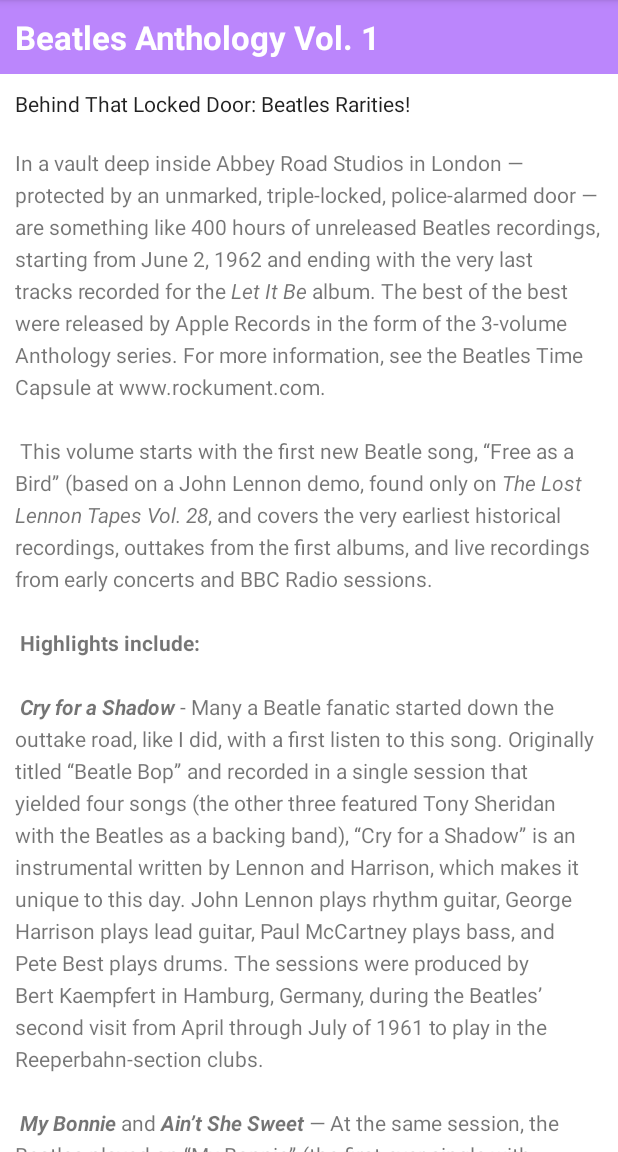
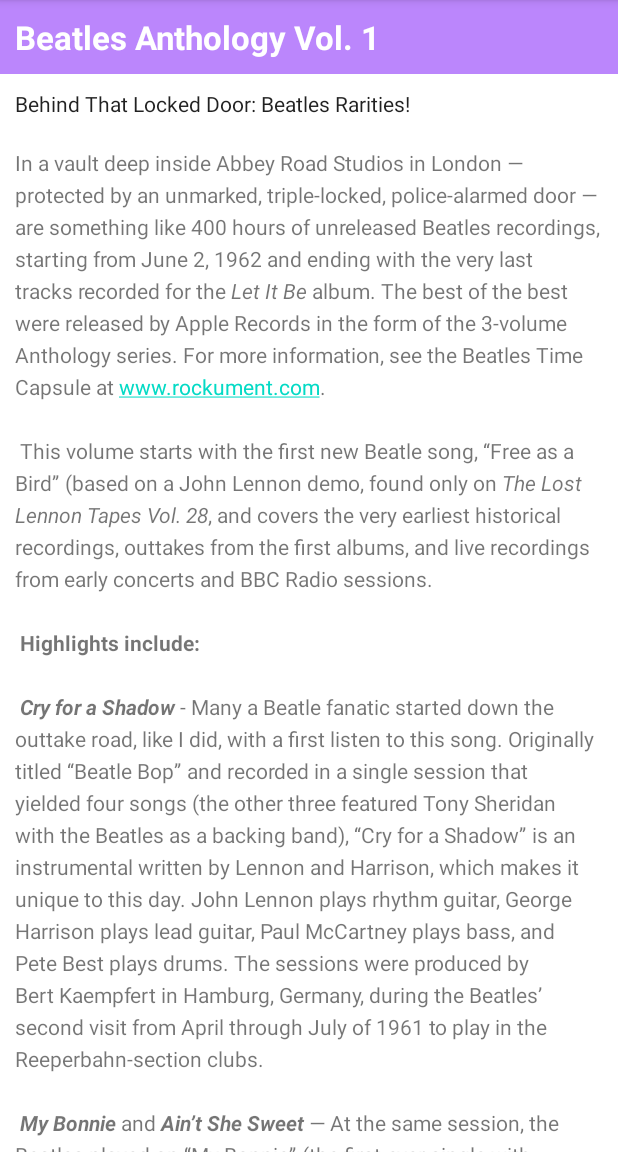
Before and after one commit to uniquemozilla22/Text_and_scrolling_views_DMA, an Android app: the screen it shows after launch (MainActivity), on a phone screen of 412 x 824 dp, the part 84-1236 px from its top. Run offline under Robolectric (Android 15) with nearby library versions, the phone set to English and light mode, and no system bars.

Commit message:
Task 3 completed

```diff
--- a/app/src/main/res/layout/activity_main.xml
+++ b/app/src/main/res/layout/activity_main.xml
@@ -18,29 +18,36 @@
         android:textColor="@android:color/white"
         android:textStyle="bold" />
 
-    <TextView
+    <ScrollView
+        android:layout_width="wrap_content"
+        android:layout_height="wrap_content"
+        android:layout_below="@id/article_heading">
+
+        <LinearLayout
             android:layout_width="match_parent"
             android:layout_height="wrap_content"
+            android:orientation="vertical">
+
+            <TextView
                 android:id="@+id/article_subheading"
-        android:layout_below="@id/article_heading"
+                android:layout_width="match_parent"
+                android:layout_height="wrap_content"
                 android:padding="@dimen/padding_regular"
                 android:text="@string/article_subtitle"
                 android:textAppearance=
                     "@android:style/TextAppearance.DeviceDefault" />
-    <ScrollView
+
+            <TextView
+                android:id="@+id/article"
                 android:layout_width="wrap_content"
                 android:layout_height="wrap_content"
-        android:layout_below="@id/article_subheading"
-        >
-
-
-    <TextView
-        android:layout_width="wrap_content"
-        android:layout_height="wrap_content"
-        android:id="@+id/article"
+                android:autoLink="web"
                 android:lineSpacingExtra="@dimen/line_spacing"
                 android:padding="@dimen/padding_regular"
                 android:text="@string/article_text" />
+        </LinearLayout>
+
     </ScrollView>
 
+
 </RelativeLayout>
```
Lines whose indentation alone changed are shown as unchanged.
